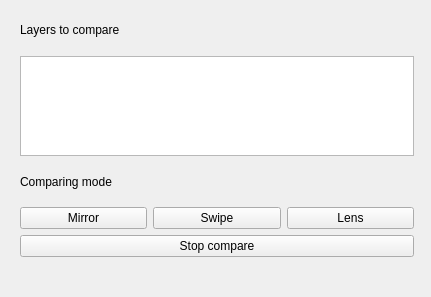
This is qmapcompare_dockwidget.ui in MIERUNE/qgis-plugin-qmapcompare as Qt 5 draws it before an edit. The edited form follows.
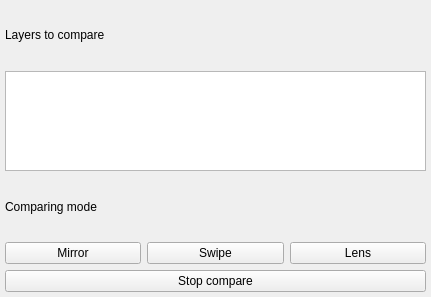
This is the edited form. Icons and pictures are not drawn.

Patch:
```diff
--- a/qmapcompare_dockwidget.ui
+++ b/qmapcompare_dockwidget.ui
@@ -14,16 +14,19 @@
    <string>DockWidget</string>
   </property>
   <widget class="QWidget" name="dockWidgetContents">
-   <widget class="QWidget" name="">
-    <property name="geometry">
-     <rect>
-      <x>20</x>
-      <y>10</y>
-      <width>394</width>
-      <height>247</height>
-     </rect>
-    </property>
     <layout class="QVBoxLayout" name="verticalLayout">
+      <property name="rightMargin">
+        <number>5</number>
+      </property>
+      <property name="leftMargin">
+        <number>5</number>
+      </property>
+      <property name="topMargin">
+        <number>5</number>
+      </property>
+      <property name="bottomMargin">
+        <number>5</number>
+      </property>
      <item>
       <widget class="QLabel" name="label_2">
        <property name="text">
@@ -128,7 +131,6 @@
       </widget>
      </item>
     </layout>
-   </widget>
   </widget>
  </widget>
  <resources/>
```
Left out of the diff: 4 changed lines with no effect on the pictures.
